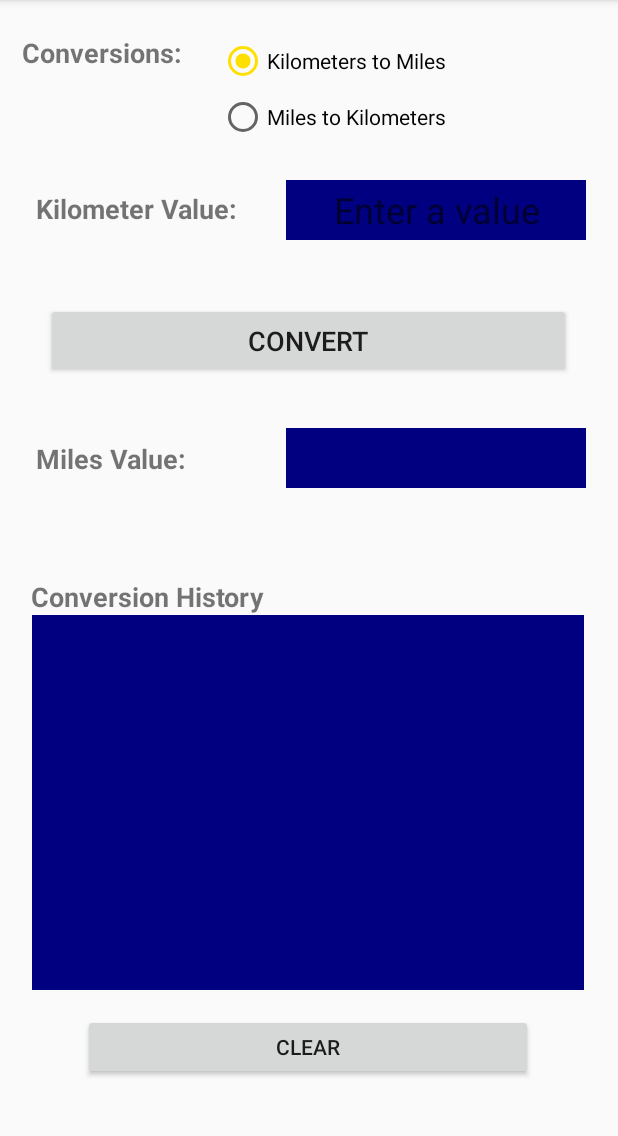
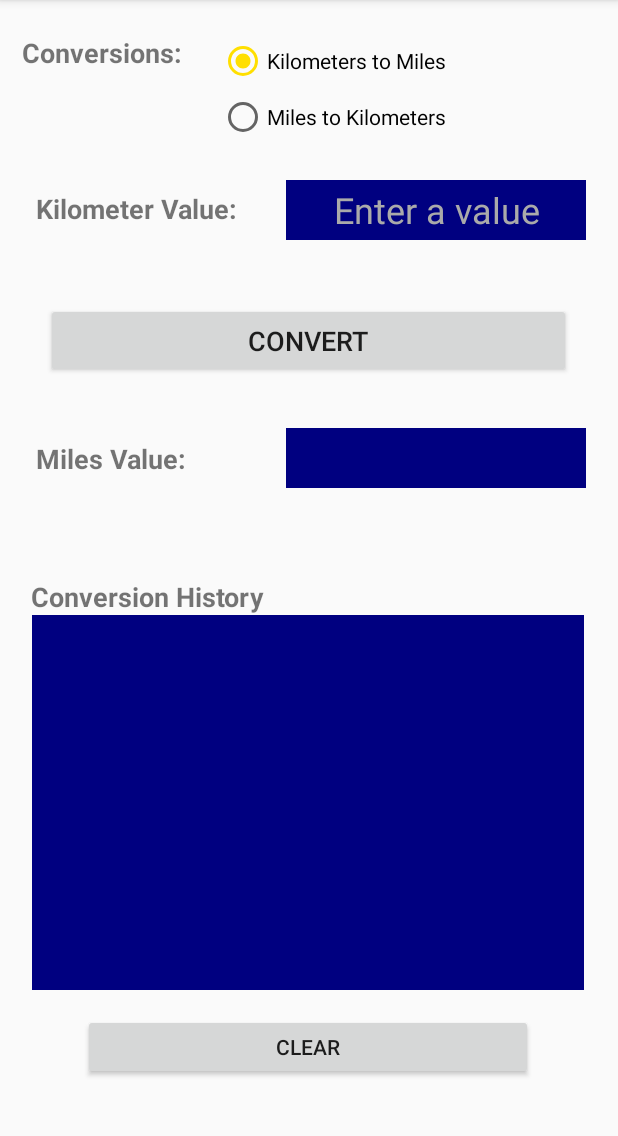
Before and after one commit to quananhle/OOP-and-Android-App-Development, an Android app: the screen it shows after launch (MainActivity), on a phone screen of 412 x 824 dp, the part 84-1220 px from its top. Run offline under Robolectric (Android 15) with nearby library versions, the phone set to English and light mode, and no system bars.

Commit message:
no message

```diff
--- a/Android-App-Developer/App/DistanceConverter/app/src/main/res/layout/activity_main.xml
+++ b/Android-App-Developer/App/DistanceConverter/app/src/main/res/layout/activity_main.xml
@@ -45,6 +45,8 @@
         android:hint="Enter a value"
         android:inputType="numberSigned|numberDecimal"
         android:textAlignment="center"
+        android:textColor="@color/colorAccent"
+        android:textColorHint="@android:color/darker_gray"
         android:textSize="24sp"
         app:layout_constrainedHeight="false"
         app:layout_constrainedWidth="false"
@@ -61,6 +63,7 @@
         android:backgroundTint="@color/colorPrimary"
         android:ems="10"
         android:textAlignment="center"
+        android:textColor="@color/colorAccent"
         android:textSize="24sp"
         app:layout_constrainedHeight="false"
         app:layout_constrainedWidth="false"
@@ -156,6 +159,7 @@
         android:backgroundTint="@color/colorPrimary"
         android:textColor="@color/colorAccent"
         android:textColorHighlight="#FFFF9800"
+        android:textSize="12sp"
         app:layout_constraintBottom_toTopOf="@+id/clearButton"
         app:layout_constraintEnd_toEndOf="parent"
         app:layout_constraintHorizontal_bias="0.488"
```
